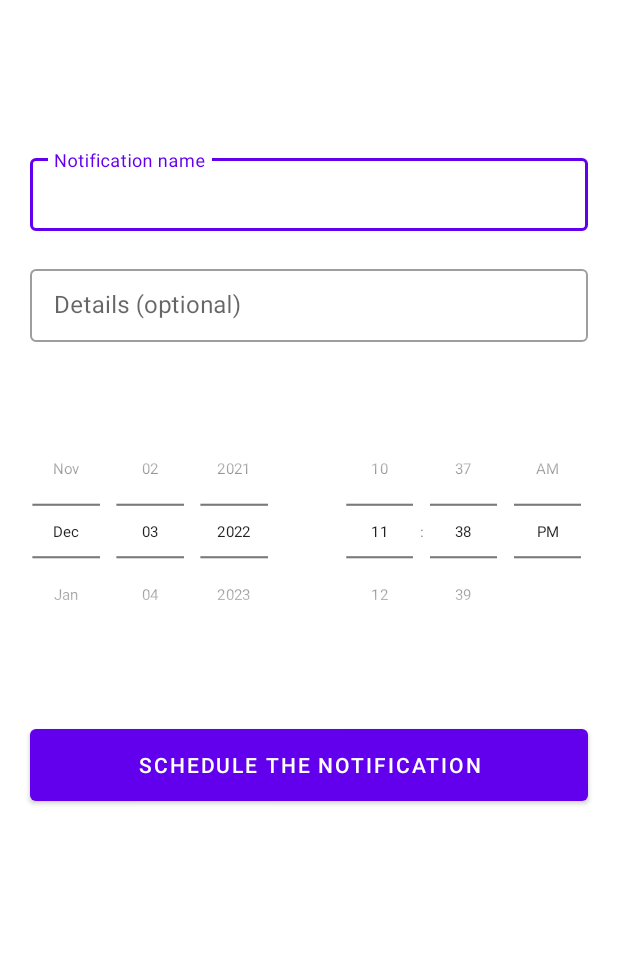
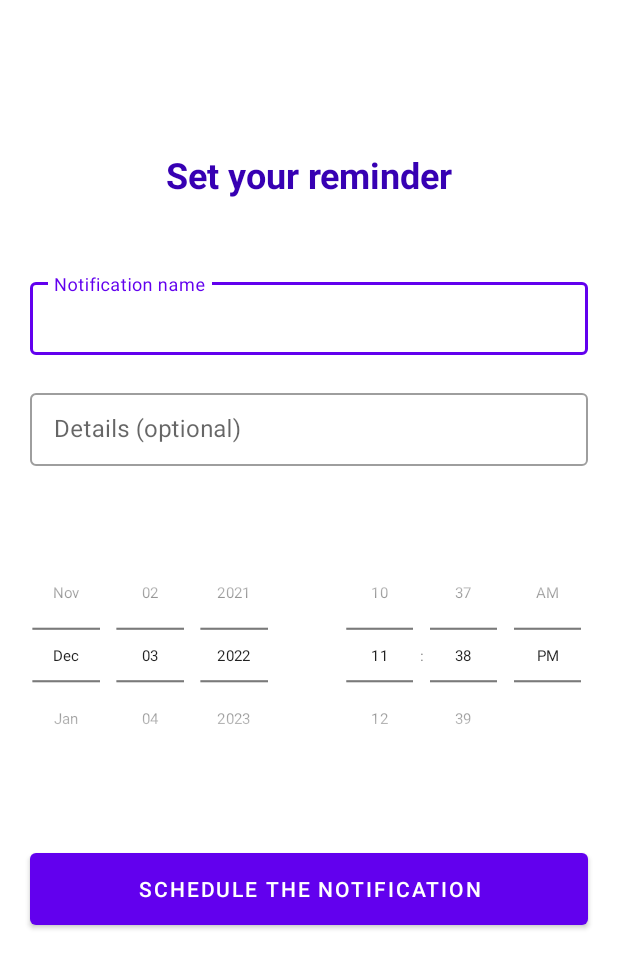
Before and after one commit to GinPaul/mytodoapp_arguez, an Android app: the TaskNotification screen opened directly, with no data from a screen before it, on a phone screen of 412 x 824 dp. Shown: the top 968 px of the screen. Run offline under Robolectric (Android 15) with nearby library versions, the phone set to English and light mode, and no system bars.

Commit message:
Dec 3 2022 commit

```diff
--- a/app/src/main/java/com/kodego/app/todoapp/TaskNotification.kt
+++ b/app/src/main/java/com/kodego/app/todoapp/TaskNotification.kt
@@ -7,10 +7,7 @@ import android.os.Build
 import androidx.appcompat.app.AppCompatActivity
 import android.os.Bundle
 import android.widget.Toast
-import com.kodego.app.todoapp.BuildConfig.VERSION_CODE
 import com.kodego.app.todoapp.databinding.ActivityTaskNotificationBinding
-import pl.droidsonroids.gif.BuildConfig.VERSION_CODE
-import pl.droidsonroids.relinker.BuildConfig.VERSION_CODE
 import java.util.*
 
 class TaskNotification : AppCompatActivity() {
--- a/app/src/main/res/layout/activity_task_notification.xml
+++ b/app/src/main/res/layout/activity_task_notification.xml
@@ -8,11 +8,22 @@
     tools:context=".MainActivity">
 
 
+    <TextView
+        android:id="@+id/textView3"
+        android:layout_width="match_parent"
+        android:layout_height="wrap_content"
+        android:layout_marginTop="100dp"
+        android:gravity="center"
+        android:text="Set your reminder"
+        android:textColor="@color/design_default_color_primary_dark"
+        android:textSize="24sp"
+        android:textStyle="bold" />
+
     <com.google.android.material.textfield.TextInputLayout
         style="@style/Widget.MaterialComponents.TextInputLayout.OutlinedBox.Dense"
         android:layout_width="match_parent"
         android:layout_height="wrap_content"
-        android:layout_marginTop="100dp"
+        android:layout_marginTop="50dp"
         android:paddingHorizontal="20dp">
 
         <com.google.android.material.textfield.TextInputEditText
```
Also changed, not shown: app/build.gradle (+7 -3 lines).
